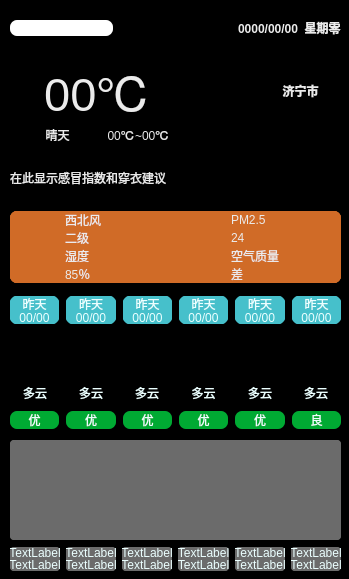
The window that Weather_Forecast/widget.ui (YRDF/Qt_Daily_Test) describes before a commit, drawn with Qt 5.
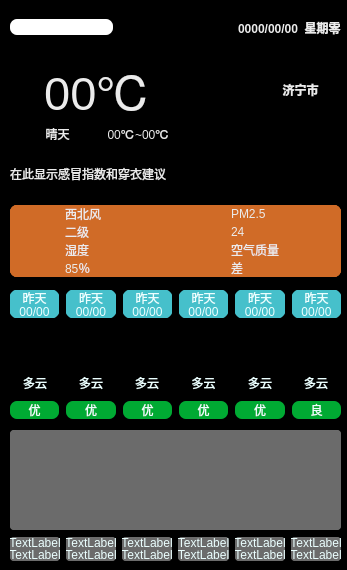
The same window after the commit. Icons and pictures are not drawn.

```diff
--- a/Weather_Forecast/widget.ui
+++ b/Weather_Forecast/widget.ui
@@ -6,8 +6,8 @@
    <rect>
     <x>0</x>
     <y>0</y>
-    <width>349</width>
-    <height>579</height>
+    <width>347</width>
+    <height>570</height>
    </rect>
   </property>
   <property name="windowTitle">
@@ -23,7 +23,7 @@
      <x>10</x>
      <y>0</y>
      <width>331</width>
-     <height>571</height>
+     <height>561</height>
     </rect>
    </property>
    <layout class="QVBoxLayout" name="verticalLayout_28" stretch="1,1,3,3,2">
@@ -138,8 +138,8 @@
         <widget class="QLabel" name="label">
          <property name="maximumSize">
           <size>
-           <width>45</width>
-           <height>45</height>
+           <width>55</width>
+           <height>55</height>
           </size>
          </property>
          <property name="text">
```
